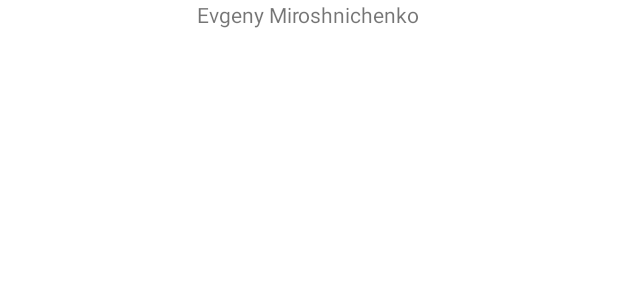
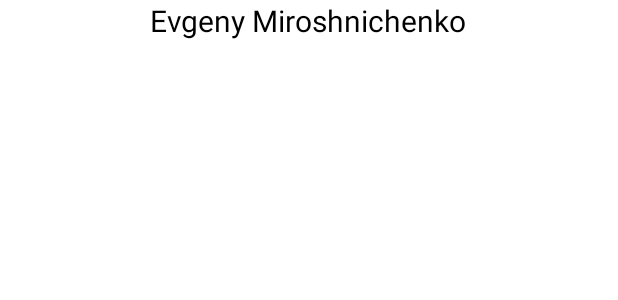
Before and after one commit to dev-center-git-preview/AboutMe, an Android app: the layout activity_main.xml on its own in the app's theme, with its tools: preview values and no code run, on a phone screen of 412 x 824 dp. Shown: the top 300 px of the screen. Run offline under Robolectric (Android 15) with nearby library versions, the phone set to English and light mode, and no system bars.

Commit message:
Formatted "Name" text view.

```diff
--- a/app/src/main/res/layout/activity_main.xml
+++ b/app/src/main/res/layout/activity_main.xml
@@ -8,5 +8,7 @@
         android:layout_width="wrap_content"
         android:layout_height="wrap_content"
         android:layout_gravity="center_horizontal"
-        android:text="Evgeny Miroshnichenko" />
+        android:text="Evgeny Miroshnichenko"
+        android:textColor="@android:color/black"
+        android:textSize="20sp" />
 </LinearLayout>
```
